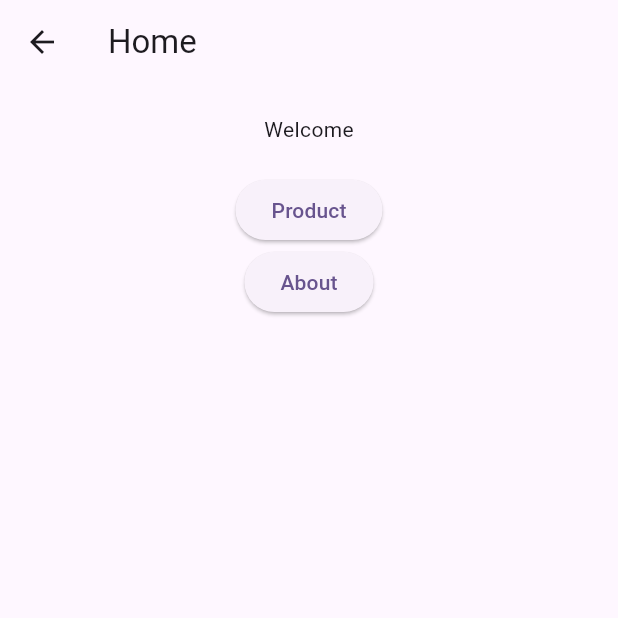
After one commit to wattanapong/226314-Mobile, a Flutter app: the HomePage screen opened directly, on a phone screen of 412 x 824 dp, the top half of it. The commit adds this screen. Run offline on Flutter 3.47's test engine with Material 3 defaults, Android fonts, the phone set to English and light mode, and no system bars; our stand-ins replace logger; missing offline and left inert: example.

Commit message:
add PageInteraction

```diff
--- /dev/null
+++ b/lib/HomePage.dart
@@ -0,0 +1,27 @@
+
+import 'package:flutter/material.dart';
+import 'utils/service.dart';
+
+class HomePage extends StatelessWidget {
+  @override
+  Widget build(BuildContext context) {
+    return Scaffold(
+      appBar: AppBar(
+        title: const Text('Home'),
+      ),
+      body:  Center(
+        child: Column(
+          children: [
+            const SizedBox(height: 20),
+            const Text('Welcome'),
+            const SizedBox(height: 20),
+            btnPage(context, 'Product', '/product'),
+            btnPage(context, 'About', '/about'),
+          ],
+        )
+
+      ),
+    );
+  }
+
+}
--- a/lib/box_container.dart
+++ b/lib/box_container.dart
@@ -6,6 +6,8 @@ class BoxContainer extends StatelessWidget {
 
   var itemWidth = 200.0;
   var itemHeight = 200.0;
+
+  BoxContainer({super.key});
 
   @override
   Widget build(BuildContext context) {
--- a/lib/device.dart
+++ b/lib/device.dart
@@ -1,8 +1,10 @@
 import 'package:flutter/material.dart';
 
-void main() => runApp(DeviceSize());
+void main() => runApp(const DeviceSize());
 
 class DeviceSize extends StatelessWidget {
+  const DeviceSize({super.key});
+
 
   @override
   Widget build(BuildContext context) {
@@ -19,7 +21,7 @@ class DeviceSize extends StatelessWidget {
             padding: const EdgeInsets.only(top: 30),
             alignment: Alignment.topCenter,
             child: Text(
-              'width: $w, height: $h\n' + 'orientation: $orientation',
+              'width: $w, height: $h\n' 'orientation: $orientation',
               // textScaleFactor: 1.5,
               textScaler: const TextScaler.linear(1.5),
             ),
--- /dev/null
+++ b/lib/home.dart
@@ -0,0 +1,25 @@
+import 'package:example/HomePage.dart';
+import 'package:example/ProductGridViewPage.dart';
+import 'package:example/AboutPage.dart';
+import 'package:flutter/material.dart';
+
+void main() => runApp(LinkPage());
+
+
+class LinkPage extends StatelessWidget {
+  @override
+  Widget build(BuildContext context) {
+    return MaterialApp(
+      title: 'Flutter Link Page Demo',
+      theme: ThemeData(
+        primarySwatch: Colors.blue,
+      ),
+      initialRoute: '/',
+      routes: {
+        '/': (context) => HomePage(),
+        '/product': (context)  =>  ProductGridViewPage(),
+        '/about': (context) => AboutPage(),
+      },
+    );
+  }
+}
--- a/lib/main2.dart
+++ b/lib/main2.dart
@@ -1,7 +1,5 @@
-import 'dart:math';
 
 import 'package:flutter/material.dart';
-import 'calculate_utils.dart';
 
 void main() => runApp(MaterialApp(
     home: Scaffold(
--- a/lib/main3.dart
+++ b/lib/main3.dart
@@ -1,7 +1,5 @@
-import 'dart:math';
 
 import 'package:flutter/material.dart';
-import 'calculate_utils.dart';
 
 var displayText = TextEditingController();
 var userText = TextEditingController();
--- a/lib/shopping_listview.dart
+++ b/lib/shopping_listview.dart
@@ -49,7 +49,7 @@ class Shopping extends StatelessWidget {
                 itemBuilder: (context, index) {
                   Product product = products[index];
                   return Card(
-                    margin: EdgeInsets.all(8.0),
+                    margin: const EdgeInsets.all(8.0),
                     child: Column(
                       crossAxisAlignment: CrossAxisAlignment.start,
                       children: [
--- /dev/null
+++ b/lib/utils/service.dart
@@ -0,0 +1,11 @@
+
+import 'package:flutter/material.dart';
+
+Widget btnPage(BuildContext context, String text, String route) {
+  return ElevatedButton(
+    child: Text(text),
+    onPressed: () {
+      Navigator.pushNamed(context, route);
+    },
+  );
+}
```
Also changed, not shown: lib/AboutPage.dart (added, +26 -0 lines), lib/ProductGridViewPage.dart (added, +131 -0 lines), lib/ProductPage.dart (added, +26 -0 lines), lib/main.dart (+5 -6 lines), lib/shopping_gridview.dart (+5 -5 lines), 1 other file.
